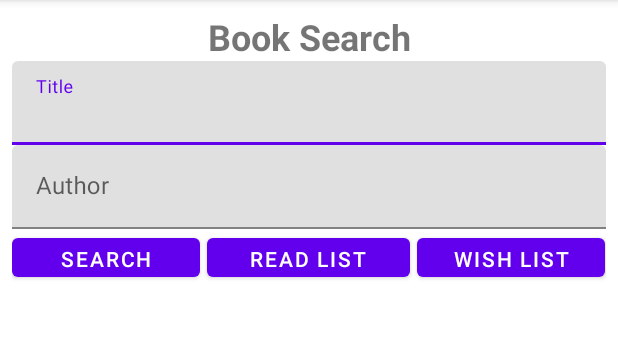
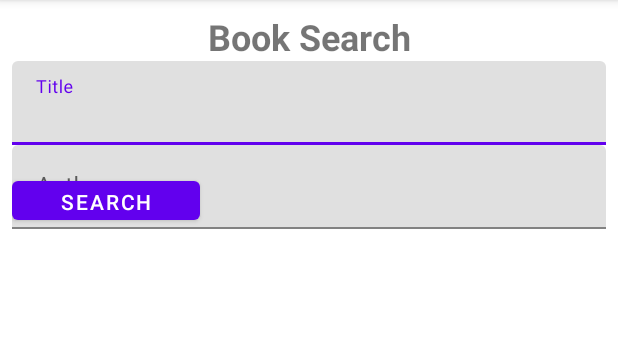
Before and after one commit to comuwayit/CST438_Group4_Project01, an Android app: the BookSearchFragment screen opened directly, with no data from a screen before it, on a phone screen of 412 x 824 dp, the part 84-423 px from its top. Run offline under Robolectric (Android 15) with nearby library versions, the phone set to English and light mode, and no system bars; pictures from the network do not load.

```diff
--- a/app/src/main/AndroidManifest.xml
+++ b/app/src/main/AndroidManifest.xml
@@ -1,6 +1,10 @@
 <?xml version="1.0" encoding="utf-8"?>
 <manifest xmlns:android="http://schemas.android.com/apk/res/android"
     package="com.daclink.drew.sp22.cst438_project01_starter">
+
+    <uses-permission android:name="android.permission.INTERNET" />
+    <uses-permission android:name="android.permission.ACCESS_NETWORK_STATE" />
+
 
     <application
         android:allowBackup="true"
--- a/app/src/main/java/com/daclink/drew/sp22/cst438_project01_starter/BookLogActivity.java
+++ b/app/src/main/java/com/daclink/drew/sp22/cst438_project01_starter/BookLogActivity.java
@@ -1,6 +1,7 @@
 package com.daclink.drew.sp22.cst438_project01_starter;
 
 import androidx.appcompat.app.AppCompatActivity;
+import androidx.annotation.ArrayRes;
 
 import android.os.Bundle;
 
--- a/app/src/main/java/com/daclink/drew/sp22/cst438_project01_starter/WishlistActivity.java
+++ b/app/src/main/java/com/daclink/drew/sp22/cst438_project01_starter/WishlistActivity.java
@@ -58,8 +58,8 @@ public class WishlistActivity extends AppCompatActivity {
 
 //         Boolean isAdmin = i.getBooleanExtra(MainActivity.USER_ID_KEY, false);
 
-//         ArrayList<Book> bookList = new ArrayList<>();
-//         books = bookDao.getAllBooks();
+         ArrayList<Book> bookList = new ArrayList<>();
+         books = bookDao.getAllBooks();
 
         refreshListView();
 
--- a/app/src/main/java/com/daclink/drew/sp22/cst438_project01_starter/api/JavaAPIKey.java
+++ b/app/src/main/java/com/daclink/drew/sp22/cst438_project01_starter/api/JavaAPIKey.java
@@ -3,6 +3,8 @@ package com.daclink.drew.sp22.cst438_project01_starter.api;
 public class JavaAPIKey {
     private String  mAPIKey = "AIzaSyBD7QDht99PhXnl71z3g91bV2rgBClOjHs";
 
+    public JavaAPIKey(){}
+
     public String getAPIKey(){
         return mAPIKey;
     }
--- a/app/src/main/java/com/daclink/drew/sp22/cst438_project01_starter/viewmodels/BookSearchViewModel.java
+++ b/app/src/main/java/com/daclink/drew/sp22/cst438_project01_starter/viewmodels/BookSearchViewModel.java
@@ -14,7 +14,7 @@ import com.daclink.drew.sp22.cst438_project01_starter.repository.BookRepository;
 public class BookSearchViewModel extends AndroidViewModel {
     private BookRepository bookRepository;
     private LiveData<VolumeResponse> volumesResponseLiveData;
-    private JavaAPIKey APIKey;
+    private JavaAPIKey APIKey = new JavaAPIKey();
 
     public BookSearchViewModel(@NonNull Application application) {
         super(application);
--- a/app/src/main/res/layout/fragment_booksearch.xml
+++ b/app/src/main/res/layout/fragment_booksearch.xml
@@ -37,12 +37,6 @@
 
     </com.google.android.material.textfield.TextInputLayout>
 
-    <Button
-        android:id="@+id/fragment_booksearch_AddToReadList"
-        android:layout_width="135dp"
-        android:layout_height="38dp"
-        android:layout_marginLeft="130dp"
-        android:text="Read List" />
 
     <Button
         android:id="@+id/fragment_booksearch_search"
@@ -51,14 +45,7 @@
         android:layout_marginTop="-38dp"
         android:text="Search" />
 
-    <Button
-        android:id="@+id/fragment_booksearch_AddToWishList"
-        android:layout_width="125dp"
-        android:layout_height="38dp"
-        android:text="Wish List"
-        android:layout_marginTop="-38dp"
-        android:layout_marginLeft="270dp"
-        />
+
 
     <androidx.recyclerview.widget.RecyclerView
         android:layout_width="match_parent"
```
Also changed, not shown: app/src/main/res/navigation/mynavgraph.xml (added, +13 -0 lines).
